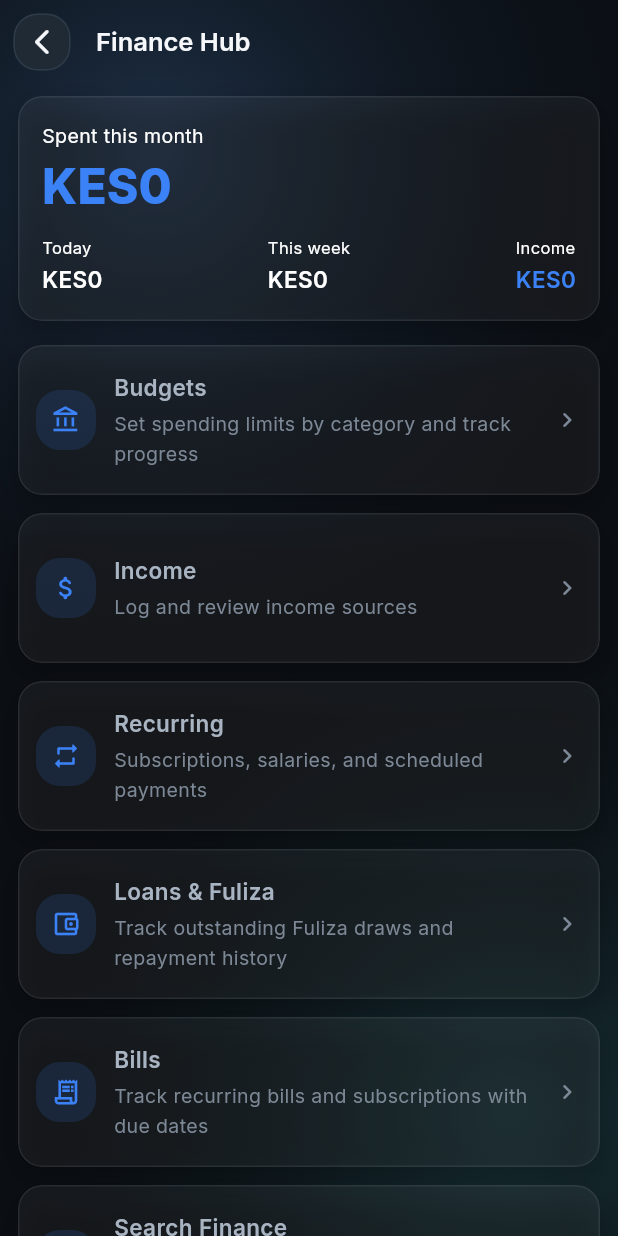
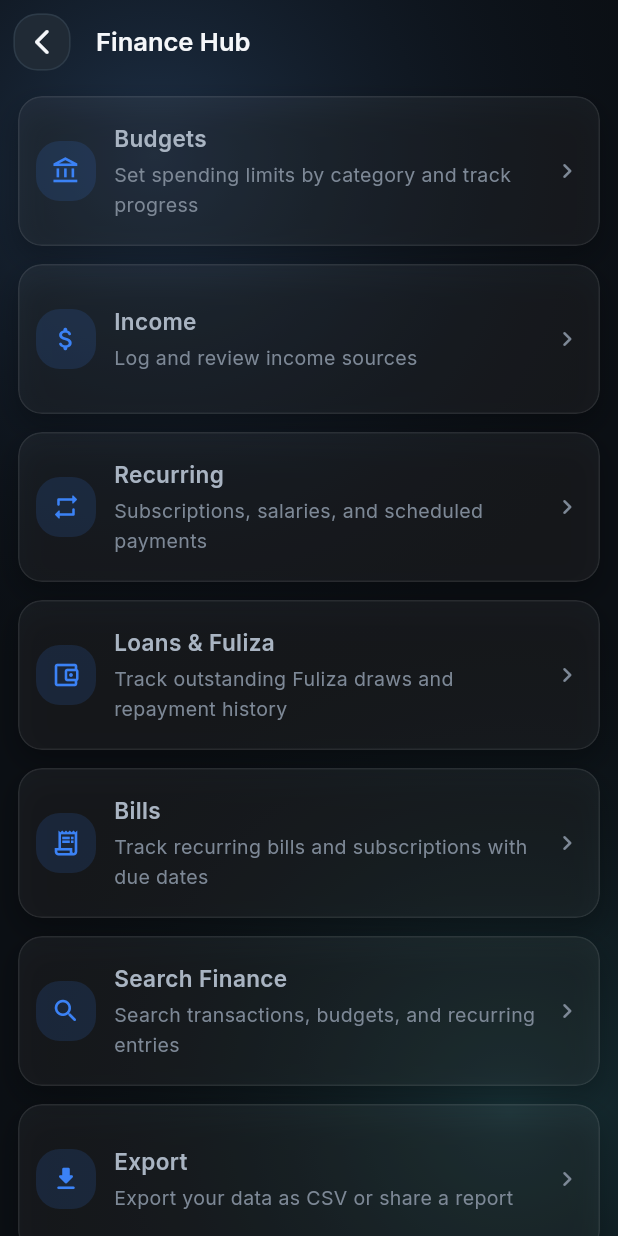
Before and after one commit to belinzenewtone/beltech-app, a Flutter app: the FinanceHubScreen screen opened by its route, on a phone screen of 412 x 824 dp. Run offline on Flutter 3.47's test engine with Material 3 defaults, Android fonts, the phone set to English and light mode, and no system bars; our stand-ins replace connectivity_plus, drift, file_picker, fl_chart, flutter_local_notifications, flutter_markdown_plus and 15 more; missing offline and left inert: dart:ffi, flutter_sms_inbox, shorebird_code_push, workmanager; accounts and stored records are empty.

Commit message:
fix: remove duplicate spending card from Hub, restore row time, fix calendar radii
Finance Hub:
- Remove _SpendingHeroCard and _Metric (spending summary is already on Finance page)
- Remove unused expensesSnapshotProvider + incomeOverviewProvider watches
- Hub now opens directly to budget snapshot + navigation cards

Transaction row:
- Restore DateFormat('MMM d, h:mm a') — user confirmed there is enough space
- TextOverflow.ellipsis already handles any very long category names

Calendar add screen:
- Tab button borderRadius: AppRadius.md(12) → AppRadius.lg(16)
- _FormCard borderRadius: AppSpacing.md(12) → AppRadius.lg(16)
- _PickerRow InkWell borderRadius: AppSpacing.md(12) → AppRadius.lg(16)
- _NavRow InkWell borderRadius: AppSpacing.md(12) → AppRadius.lg(16)
- Add-guest button: circular(12) → circular(16)

Co-Authored-By: Claude Sonnet 4.6 <noreply@anthropic.com>

```diff
--- a/lib/features/calendar/presentation/calendar_add_screen.dart
+++ b/lib/features/calendar/presentation/calendar_add_screen.dart
@@ -461,7 +461,7 @@ class _TabPillSelector extends StatelessWidget {
               color: Colors.transparent,
               child: InkWell(
                 onTap: () => onTap(index),
-                borderRadius: BorderRadius.circular(AppRadius.md),
+                borderRadius: BorderRadius.circular(AppRadius.lg),
                 child: AnimatedContainer(
                   duration: const Duration(milliseconds: 180),
                   curve: Curves.easeInOut,
@@ -472,7 +472,7 @@ class _TabPillSelector extends StatelessWidget {
                         : brightness == Brightness.dark
                             ? AppColors.surfaceElevated
                             : AppColors.surfaceFor(brightness),
-                    borderRadius: BorderRadius.circular(AppRadius.md),
+                    borderRadius: BorderRadius.circular(AppRadius.lg),
                     border: Border.all(
                       color: selected
                           ? AppColors.accent
@@ -529,7 +529,7 @@ class _FormCard extends StatelessWidget {
     return AppCard(
       tone: AppCardTone.muted,
       padding: const EdgeInsets.all(AppSpacing.md),
-      borderRadius: AppSpacing.md,
+      borderRadius: AppRadius.lg,
       child: child,
     );
   }
@@ -555,7 +555,7 @@ class _PickerRow extends StatelessWidget {
       color: Colors.transparent,
       child: InkWell(
         onTap: onTap,
-        borderRadius: BorderRadius.circular(AppSpacing.md),
+        borderRadius: BorderRadius.circular(AppRadius.lg),
         child: Padding(
           padding: const EdgeInsets.symmetric(vertical: AppSpacing.sm),
           child: Row(
@@ -611,7 +611,7 @@ class _NavRow extends StatelessWidget {
       color: Colors.transparent,
       child: InkWell(
         onTap: onTap,
-        borderRadius: BorderRadius.circular(AppSpacing.md),
+        borderRadius: BorderRadius.circular(AppRadius.lg),
         child: Padding(
           padding: const EdgeInsets.symmetric(vertical: 2),
           child: Row(
@@ -845,7 +845,7 @@ class _GuestInputState extends State<_GuestInput> {
                 height: 44,
                 decoration: BoxDecoration(
                   color: AppColors.accent,
-                  borderRadius: BorderRadius.circular(12),
+                  borderRadius: BorderRadius.circular(16),
                 ),
                 alignment: Alignment.center,
                 child: const Icon(
--- a/lib/features/expenses/presentation/widgets/transaction_row.dart
+++ b/lib/features/expenses/presentation/widgets/transaction_row.dart
@@ -42,10 +42,9 @@ class ExpenseTransactionRow extends StatelessWidget {
     final amountNumber = amount.replaceFirst('KES ', '');
     final scheme = Theme.of(context).colorScheme;
 
-    // Subtitle: "Category · MMM d" — short date keeps the line from truncating
-    // when category names are long (e.g. "Bills & Utilities · Aug 5").
-    // Full date + time is shown in the detail popup when the row is tapped.
-    final dateLabel = DateFormat('MMM d').format(occurredAt);
+    // Subtitle: "Category · MMM d, h:mm a" — includes time.
+    // TextOverflow.ellipsis handles truncation when category names are very long.
+    final dateLabel = DateFormat('MMM d, h:mm a').format(occurredAt);
     final subtitle = '$category · $dateLabel';
 
     // Secondary info line: balance and/or fee when present
--- a/lib/features/finance_hub/presentation/finance_hub_screen.dart
+++ b/lib/features/finance_hub/presentation/finance_hub_screen.dart
@@ -8,8 +8,6 @@ import 'package:beltech/core/widgets/app_card.dart';
 import 'package:beltech/core/widgets/secondary_page_shell.dart';
 import 'package:beltech/features/budget/domain/entities/budget_target_progress.dart';
 import 'package:beltech/features/budget/presentation/providers/budget_providers.dart';
-import 'package:beltech/features/expenses/presentation/providers/expenses_providers.dart';
-import 'package:beltech/features/income/presentation/providers/income_providers.dart';
 import 'package:flutter/material.dart';
 import 'package:flutter_riverpod/flutter_riverpod.dart';
 import 'package:go_router/go_router.dart';
@@ -19,14 +17,7 @@ class FinanceHubScreen extends ConsumerWidget {
 
   @override
   Widget build(BuildContext context, WidgetRef ref) {
-    final snapshotAsync = ref.watch(expensesSnapshotProvider);
-    final incomeAsync = ref.watch(incomeOverviewProvider);
     final budgetAsync = ref.watch(budgetTargetProgressProvider);
-
-    final todayKes = snapshotAsync.asData?.value.todayKes ?? 0;
-    final weekKes = snapshotAsync.asData?.value.weekKes ?? 0;
-    final monthKes = snapshotAsync.asData?.value.monthKes ?? 0;
-    final incomeKes = incomeAsync.asData?.value.currentMonthIncomeKes ?? 0;
 
     return SecondaryPageShell(
       title: 'Finance Hub',
@@ -34,15 +25,6 @@ class FinanceHubScreen extends ConsumerWidget {
       child: Column(
         crossAxisAlignment: CrossAxisAlignment.start,
         children: [
-          // ── Spending hero card ────────────────────────────────────────
-          _SpendingHeroCard(
-            monthKes: monthKes,
-            todayKes: todayKes,
-            weekKes: weekKes,
-            incomeKes: incomeKes,
-          ),
-          const SizedBox(height: AppSpacing.lg),
-
           // ── Budget snapshot (only when user has set budgets) ──────────
           _BudgetSection(budgetAsync: budgetAsync),
 
@@ -98,95 +80,6 @@ class FinanceHubScreen extends ConsumerWidget {
           const SizedBox(height: AppSpacing.sectionGap),
         ],
       ),
-    );
-  }
-}
-
-// ─────────────────────────────────────────────────────────────────────────────
-// Hero spending card — mirrors Kotlin FinanceSpendingHeroCard
-// ─────────────────────────────────────────────────────────────────────────────
-
-class _SpendingHeroCard extends StatelessWidget {
-  const _SpendingHeroCard({
-    required this.monthKes,
-    required this.todayKes,
-    required this.weekKes,
-    required this.incomeKes,
-  });
-
-  final double monthKes;
-  final double todayKes;
-  final double weekKes;
-  final double incomeKes;
-
-  @override
-  Widget build(BuildContext context) {
-    final scheme = Theme.of(context).colorScheme;
-    return AppCard(
-      child: Column(
-        crossAxisAlignment: CrossAxisAlignment.start,
-        children: [
-          Text(
-            'Spent this month',
-            style: AppTypography.bodySm(context)
-                .copyWith(color: scheme.onSurfaceVariant),
-          ),
-          const SizedBox(height: 4),
-          Text(
-            CurrencyFormatter.money(monthKes),
-            style: Theme.of(context).textTheme.headlineMedium?.copyWith(
-                  fontWeight: FontWeight.w800,
-                  color: scheme.primary,
-                ),
-          ),
-          const SizedBox(height: AppSpacing.md),
-          Row(
-            mainAxisAlignment: MainAxisAlignment.spaceBetween,
-            children: [
-              _Metric(label: 'Today', value: todayKes),
-              _Metric(label: 'This week', value: weekKes),
-              _Metric(label: 'Income', value: incomeKes, isPrimary: true),
-            ],
-          ),
-        ],
-      ),
-    );
-  }
-}
-
-class _Metric extends StatelessWidget {
-  const _Metric({
-    required this.label,
-    required this.value,
-    this.isPrimary = false,
-  });
-
-  final String label;
-  final double value;
-  final bool isPrimary;
-
-  @override
-  Widget build(BuildContext context) {
-    final scheme = Theme.of(context).colorScheme;
-    return Column(
-      crossAxisAlignment: CrossAxisAlignment.start,
-      children: [
-        Text(
-          label,
-          style: AppTypography.bodySm(context).copyWith(
-                color: scheme.onSurfaceVariant,
-                fontSize: 11,
-              ),
-        ),
-        const SizedBox(height: 2),
-        Text(
-          CurrencyFormatter.money(value),
-          style: AppTypography.bodyMd(context).copyWith(
-                fontWeight: FontWeight.w600,
-                color: isPrimary ? scheme.primary : scheme.onSurface,
-              ),
-        ),
-      ],
     );
   }
 }
```
